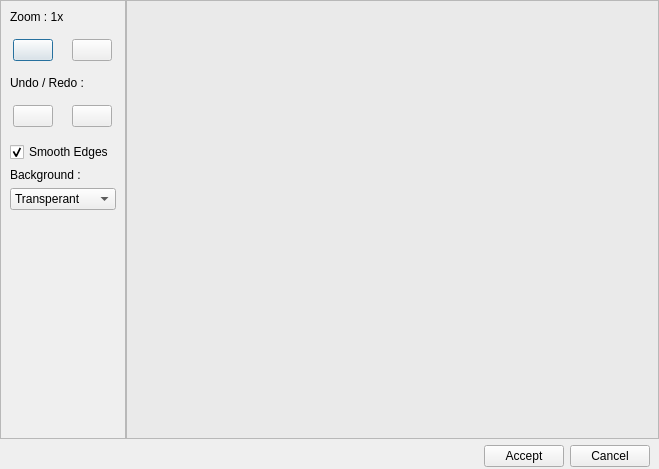
First picture: the form in src/iscissor_dialog.ui, repository ksharindam/photoquick, before the edit.
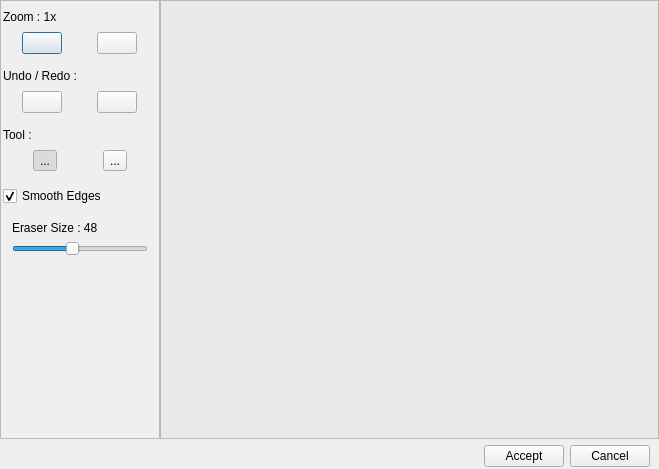
Second picture: the form after the edit. Icons and pictures are not drawn.

Commit message: Intelligent Scissor and eraser added

Diff of the .ui file:
```diff
--- a/src/iscissor_dialog.ui
+++ b/src/iscissor_dialog.ui
@@ -33,7 +33,7 @@
        <rect>
         <x>0</x>
         <y>0</y>
-        <width>508</width>
+        <width>495</width>
         <height>429</height>
        </rect>
       </property>
@@ -51,6 +51,12 @@
        <verstretch>0</verstretch>
       </sizepolicy>
      </property>
+     <property name="minimumSize">
+      <size>
+       <width>160</width>
+       <height>0</height>
+      </size>
+     </property>
      <property name="frameShape">
       <enum>QFrame::StyledPanel</enum>
      </property>
@@ -58,6 +64,12 @@
       <enum>QFrame::Raised</enum>
      </property>
      <layout class="QVBoxLayout" name="verticalLayout">
+      <property name="leftMargin">
+       <number>2</number>
+      </property>
+      <property name="rightMargin">
+       <number>2</number>
+      </property>
       <item>
        <widget class="QLabel" name="zoomLabel">
         <property name="text">
@@ -74,6 +86,9 @@
          <property name="leftMargin">
           <number>0</number>
          </property>
+         <property name="topMargin">
+          <number>2</number>
+         </property>
          <property name="rightMargin">
           <number>0</number>
          </property>
@@ -148,6 +163,9 @@
          <property name="leftMargin">
           <number>0</number>
          </property>
+         <property name="topMargin">
+          <number>2</number>
+         </property>
          <property name="rightMargin">
           <number>0</number>
          </property>
@@ -206,6 +224,80 @@
         </layout>
        </widget>
       </item>
+      <item>
+       <widget class="QLabel" name="label">
+        <property name="text">
+         <string>Tool :</string>
+        </property>
+       </widget>
+      </item>
+      <item>
+       <widget class="QWidget" name="widget_4" native="true">
+        <layout class="QHBoxLayout" name="horizontalLayout_4">
+         <property name="spacing">
+          <number>16</number>
+         </property>
+         <property name="leftMargin">
+          <number>0</number>
+         </property>
+         <property name="topMargin">
+          <number>2</number>
+         </property>
+         <property name="rightMargin">
+          <number>0</number>
+         </property>
+         <item>
+          <widget class="QToolButton" name="iScissorBtn">
+           <property name="toolTip">
+            <string>Edge fitting Intelligent Scissor</string>
+           </property>
+           <property name="text">
+            <string>...</string>
+           </property>
+           <property name="icon">
+            <iconset resource="resources.qrc">
+             <normaloff>:/images/scissor.png</normaloff>:/images/scissor.png</iconset>
+           </property>
+           <property name="iconSize">
+            <size>
+             <width>32</width>
+             <height>32</height>
+            </size>
+           </property>
+           <property name="checkable">
+            <bool>true</bool>
+           </property>
+           <property name="checked">
+            <bool>true</bool>
+           </property>
+          </widget>
+         </item>
+         <item>
+          <widget class="QToolButton" name="eraserBtn">
+           <property name="toolTip">
+            <string>Eraser (manually erase)</string>
+           </property>
+           <property name="text">
+            <string>...</string>
+           </property>
+           <property name="icon">
+            <iconset resource="resources.qrc">
+             <normaloff>:/images/eraser.png</normaloff>:/images/eraser.png</iconset>
+           </property>
+           <property name="iconSize">
+            <size>
+             <width>32</width>
+             <height>32</height>
+            </size>
+           </property>
+           <property name="checkable">
+            <bool>true</bool>
+           </property>
+          </widget>
+         </item>
+        </layout>
+       </widget>
+      </item>
       <item>
        <widget class="QCheckBox" name="smoothEdgesBtn">
         <property name="text">
@@ -217,29 +309,29 @@
        </widget>
       </item>
       <item>
-       <widget class="QLabel" name="labelBackground">
-        <property name="text">
-         <string>Background :</string>
-        </property>
-       </widget>
-      </item>
-      <item>
-       <widget class="QComboBox" name="comboBgColor">
-        <item>
-         <property name="text">
-          <string>Transperant</string>
-         </property>
-        </item>
-        <item>
-         <property name="text">
-          <string>White</string>
-         </property>
-        </item>
-        <item>
-         <property name="text">
-          <string>Choose Color</string>
-         </property>
-        </item>
+       <widget class="QWidget" name="eraserSettingsWidget" native="true">
+        <layout class="QVBoxLayout" name="verticalLayout_2">
+         <item>
+          <widget class="QLabel" name="eraserSizeLabel">
+           <property name="text">
+            <string>Eraser Size : 48</string>
+           </property>
+          </widget>
+         </item>
+         <item>
+          <widget class="QSlider" name="eraserSizeSlider">
+           <property name="minimum">
+            <number>8</number>
+           </property>
+           <property name="value">
+            <number>48</number>
+           </property>
+           <property name="orientation">
+            <enum>Qt::Horizontal</enum>
+           </property>
+          </widget>
+         </item>
+        </layout>
        </widget>
       </item>
       <item>
```
Left out of the diff: 2 changed lines with no effect on the pictures. The commit also changes 17 other files.
